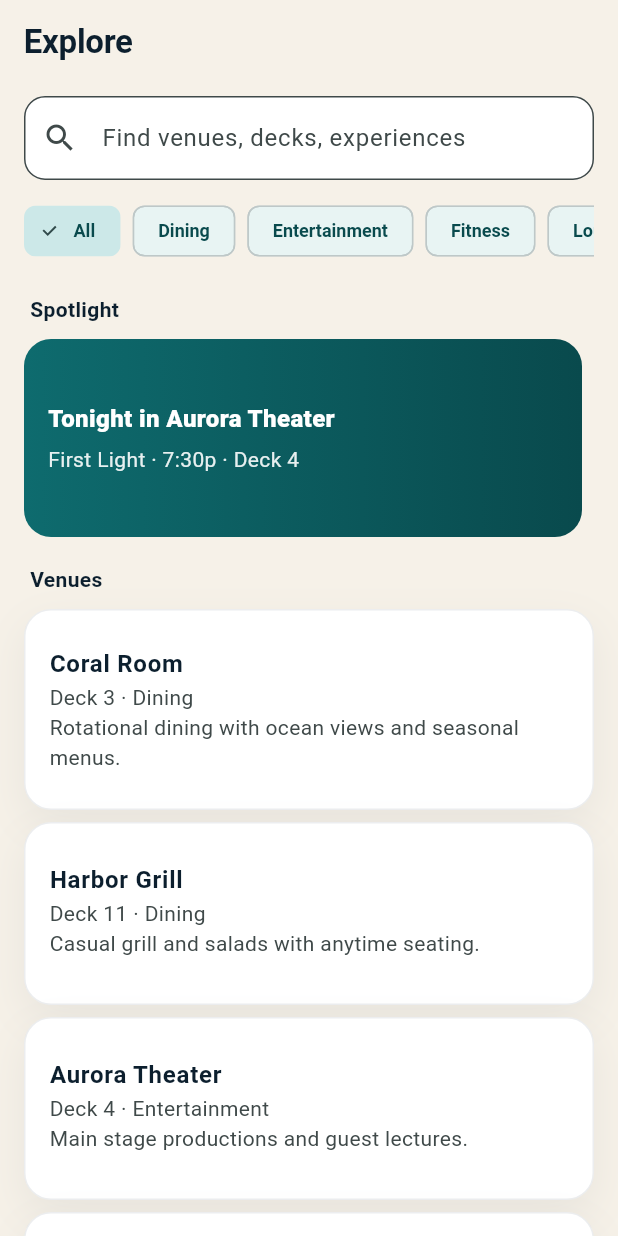
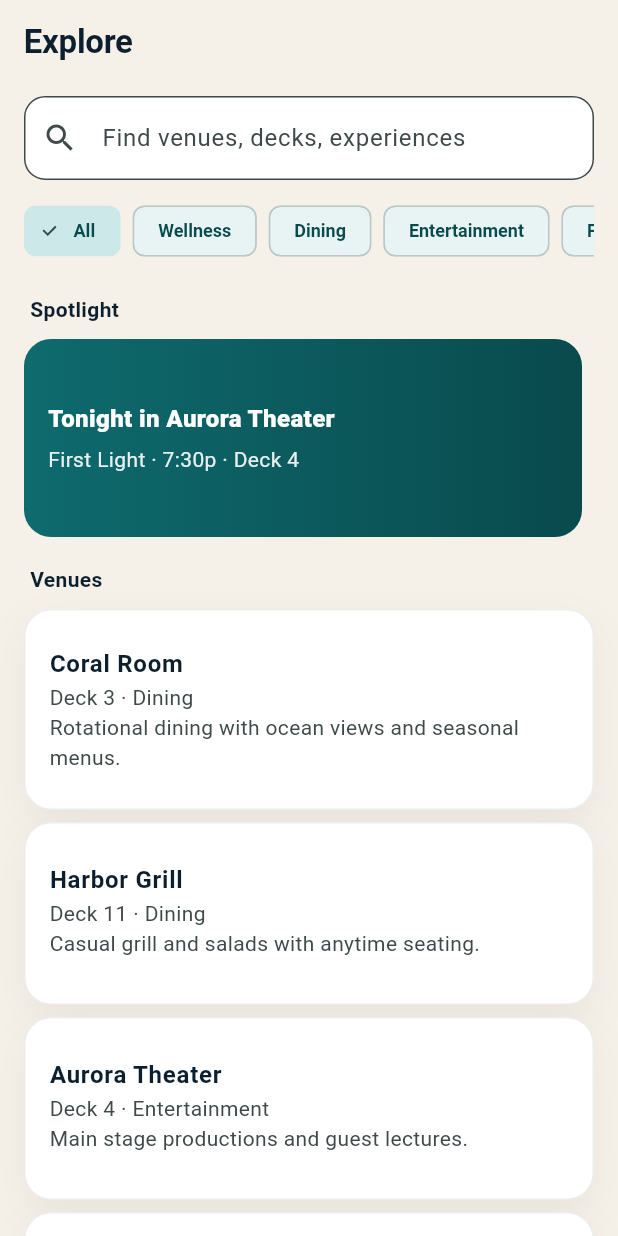
Before and after one commit to joshclements518/gh-cc-test, a Flutter app: the ExploreScreen screen opened directly, on a phone screen of 412 x 824 dp. Run offline on Flutter 3.47's test engine with Material 3 defaults, Android fonts, the phone set to English and light mode, and no system bars.

Commit message:
Add Wellness chip filtering Fitness and Spa venues
- Insert Wellness FilterChip after All chip in chip row
- Extend filtered getter to match venues where category is Fitness OR Spa when Wellness is selected
- Preserves individual category labels (Fitness/Spa) in venue cards
- Supports combination with search query filtering

Fixes #670

```diff
--- a/app/lib/features/explore/explore_screen.dart
+++ b/app/lib/features/explore/explore_screen.dart
@@ -18,7 +18,8 @@ class _ExploreScreenState extends State<ExploreScreen> {
     return MockCatalog.venues.where((v) {
       final q = query.trim().toLowerCase();
       final matchesQ = q.isEmpty || v.name.toLowerCase().contains(q) || v.tags.any((t) => t.contains(q));
-      final matchesC = category == null || v.category == category;
+      final matchesC = category == null ||
+                       (category == 'Wellness' ? (v.category == 'Fitness' || v.category == 'Spa') : v.category == category);
       return matchesQ && matchesC;
     }).toList();
   }
@@ -52,6 +53,14 @@ class _ExploreScreenState extends State<ExploreScreen> {
                     label: const Text('All'),
                     selected: category == null,
                     onSelected: (_) => setState(() => category = null),
+                  ),
+                ),
+                Padding(
+                  padding: const EdgeInsets.only(right: 8),
+                  child: FilterChip(
+                    label: const Text('Wellness'),
+                    selected: category == 'Wellness',
+                    onSelected: (_) => setState(() => category = 'Wellness'),
                   ),
                 ),
                 ...cats.map((c) => Padding(
```
Also changed, not shown: app/pubspec.lock.
